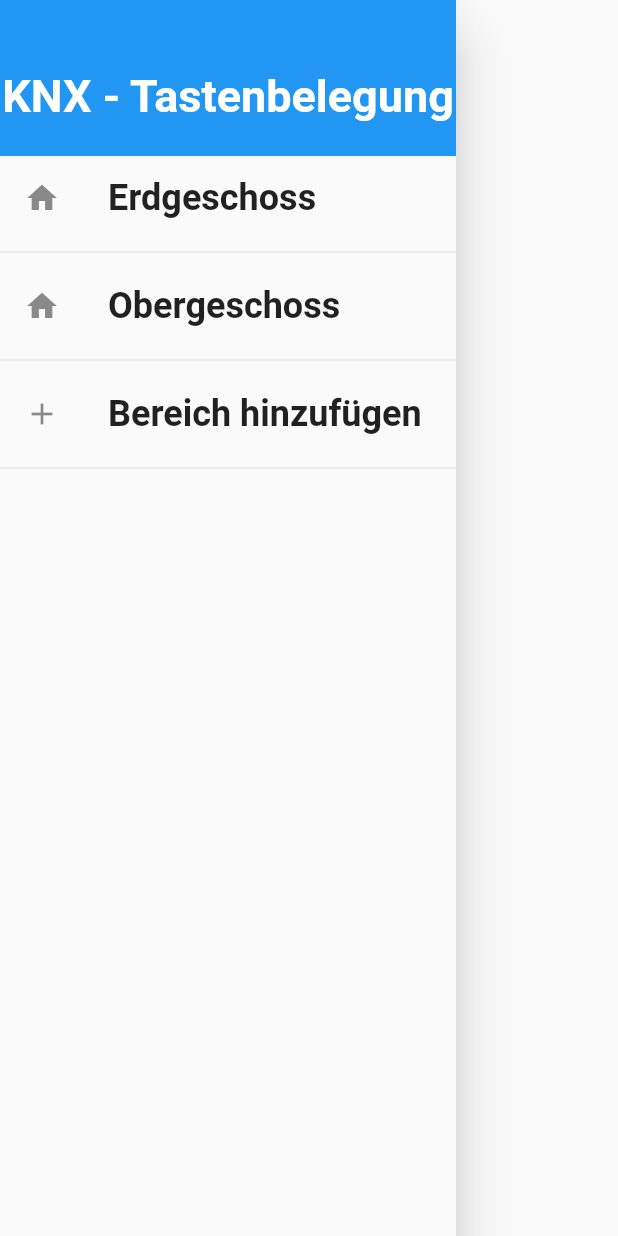
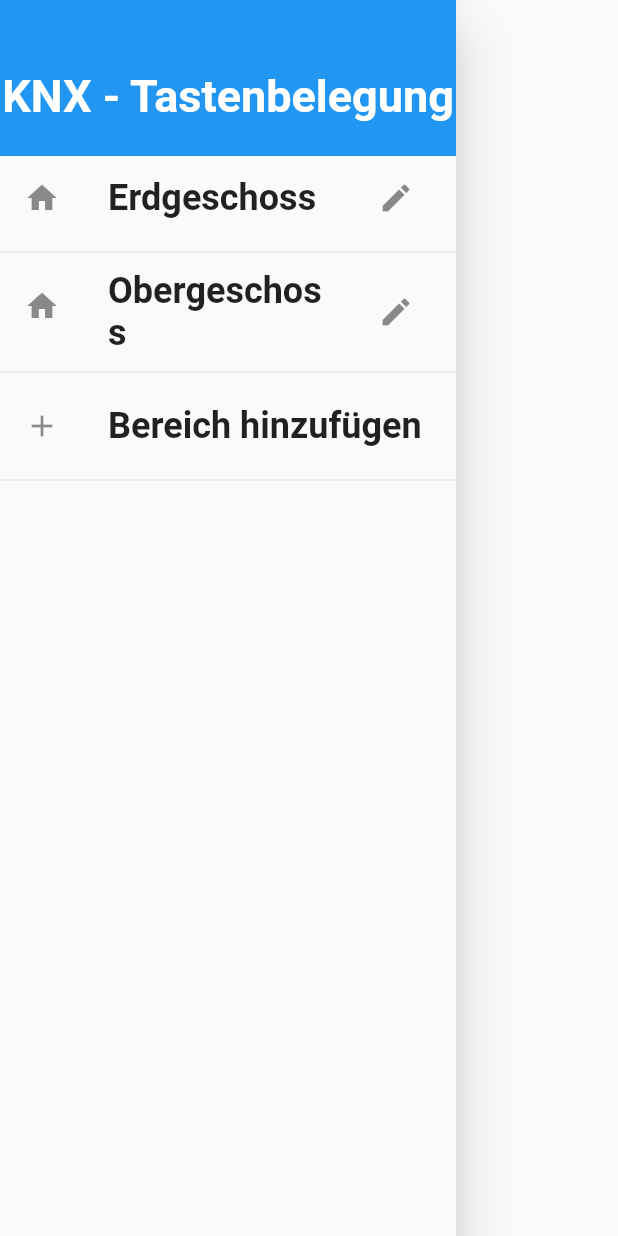
Before and after one commit to ThreeLakeGames/knx_keybinding_tool, a Flutter app: the MainDrawer widget shown alone on an empty page, opened directly with empty values, on a phone screen of 412 x 824 dp. Run offline on Flutter 3.47's test engine with Material 2 defaults, Android fonts, the phone set to English and light mode, and no system bars; our stand-ins replace pdf, printing; Roboto replaces fonts that are missing (RobotoCondensed).

Commit message:
sub area edit title + firebase deploy

```diff
--- a/lib/provider/sub_area_data.dart
+++ b/lib/provider/sub_area_data.dart
@@ -43,7 +43,9 @@
     //create Map of all switchcombinations
     //key = name
     var switchCombinationMap = Map.fromIterable(switchCombinationList,
-        key: (switchCombItem) => switchCombItem.title,
+        key: (switchCombItem) {
+          return switchCombItem.title;
+        },
         value: (switchCombItem) => switchCombItem.getSwitchCombinationTree());
     final url = Uri.parse(
         "https://knx-switchplanningtool-default-rtdb.europe-west1.firebasedatabase.app/$title.json");
@@ -89,7 +91,7 @@
           },
         );
         SwitchCombinationItemData newSwitchComb =
-            SwitchCombinationItemData(title, newSwitchItemList);
+            SwitchCombinationItemData(value["title"], newSwitchItemList);
         addSwitchCombination(newSwitchComb);
         notifyListeners();
       },
--- a/lib/widgets/main_drawer.dart
+++ b/lib/widgets/main_drawer.dart
@@ -6,11 +6,8 @@
   final Function addNewArea;
 
   MainDrawer(this.addNewArea);
-  Widget buildListTile(
-    String title,
-    IconData icon,
-    Function tapHandler,
-  ) {
+  Widget buildListTile(String title, IconData icon, Function tapHandler,
+      {bool isEditable = true}) {
     return ListTile(
       leading: Icon(icon),
       title: Text(
@@ -21,6 +18,9 @@
           fontWeight: FontWeight.bold,
         ),
       ),
+      trailing: isEditable
+          ? IconButton(onPressed: () {}, icon: Icon(Icons.edit))
+          : null,
       onTap: tapHandler,
     );
   }
@@ -71,6 +71,7 @@
             Navigator.of(context).pop();
             addNewArea(context);
           },
+          isEditable: false,
         ),
         Divider(),
       ],
```
Also changed, not shown: lib/screens/main_overview_screen.dart (+22 -4 lines), lib/widgets/new_sub_area.dart (+13 -4 lines), 1 other file.
